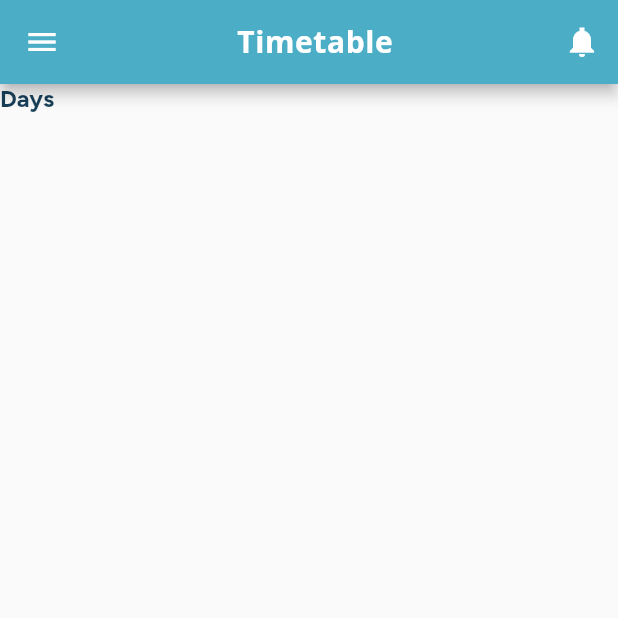
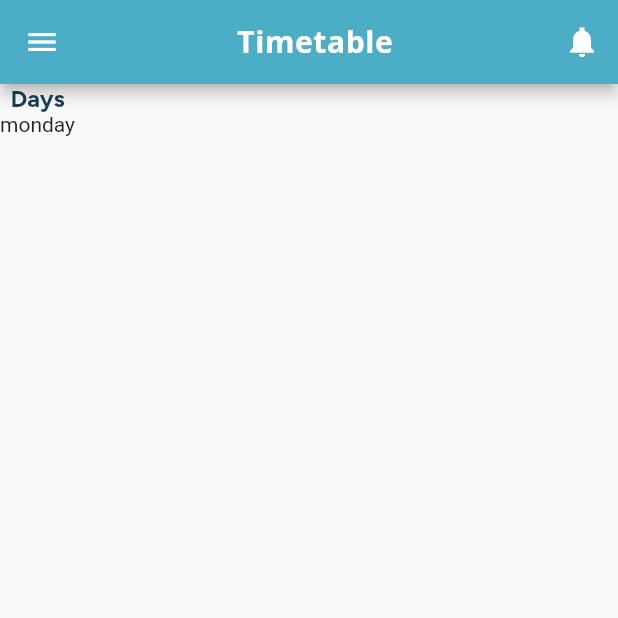
Before and after one commit to HamzaNaeem03/CampusConnect, a Flutter app: the TimeTable screen opened by its route, on a phone screen of 412 x 824 dp, the top half of it. Run offline on Flutter 3.47's test engine with Material 2 defaults, Android fonts, the phone set to English and light mode, and no system bars; our stand-ins replace google_fonts.

Commit message:
modified timetable

```diff
--- a/lib/screens/timetable.dart
+++ b/lib/screens/timetable.dart
@@ -45,7 +45,7 @@ class _TimeTableState extends State<TimeTable> {
 body: Column(
   children: [
     Text("Days", style: Theme.of(context).textTheme.titleMedium,),
-
+   Text("monday")
   ],
 ),
     );
```
